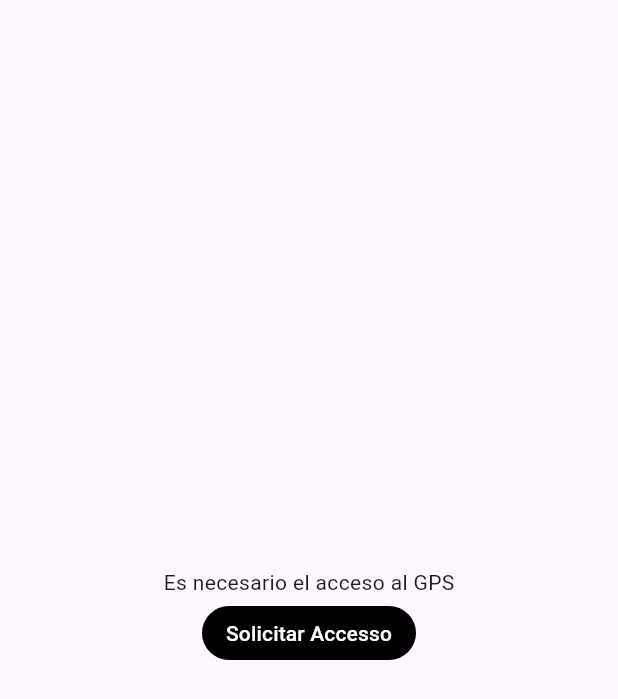
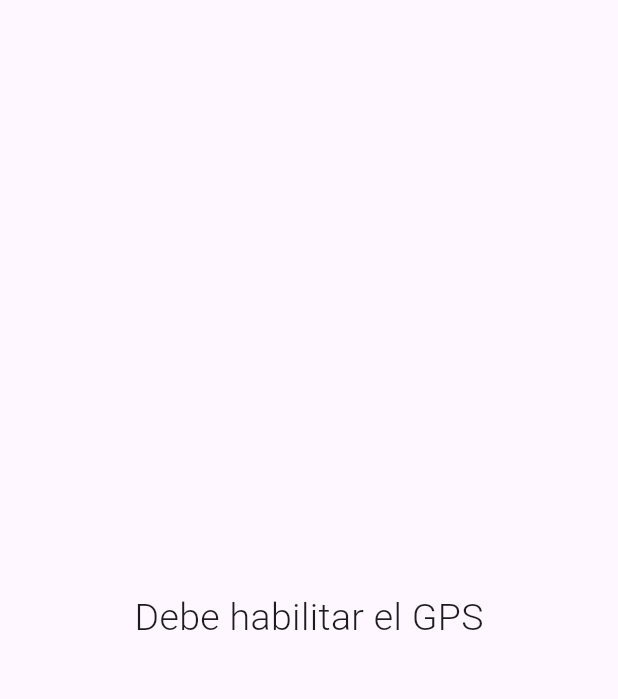
Before and after one commit to 4l3x31s/maps_flutter, a Flutter app: the screen it shows after launch, on a phone screen of 412 x 824 dp. Shown: the top 699 px of the screen. Run offline on Flutter 3.47's test engine with Material 3 defaults, Android fonts, the phone set to English and light mode, and no system bars; our stand-ins replace bloc, equatable, flutter_bloc.

Commit message:
clase 187 terminado

```diff
--- a/lib/blocs/gps/gps_state.dart
+++ b/lib/blocs/gps/gps_state.dart
@@ -15,6 +15,8 @@ class GpsState extends Equatable {
     isGpsEnabled,
     isGpsPermissionGranted
   ];
+  @override
+  String toString() => '{ isGpsEnabled: $isGpsEnabled, isGpsPermissionGranted: $isGpsPermissionGranted}';
 }
 
 //final class GpsInitial extends GpsState {}
--- a/lib/screens/gps_access_screen.dart
+++ b/lib/screens/gps_access_screen.dart
@@ -1,15 +1,25 @@
 // ignore_for_file: avoid_print
 
 import 'package:flutter/material.dart';
+import 'package:flutter_bloc/flutter_bloc.dart';
+import 'package:maps_app/blocs/blocs.dart';
 
 
 class GpsAccessScreen extends StatelessWidget {
 
   @override
   Widget build(BuildContext context) {
-    return const Scaffold(
+    return Scaffold(
       body: Center(
-        child: _AccessButton(),
+        child: BlocBuilder<GpsBloc, GpsState>(
+          builder: (context, state){
+            print('State: $state');
+            return !state.isGpsEnabled
+            ? const _EnableGpsMessage()
+            :const _AccessButton();
+          }
+        )
+        //_AccessButton(),
      ),
    );
   }
```
Also changed, not shown: lib/main.dart (+12 -1 lines).
